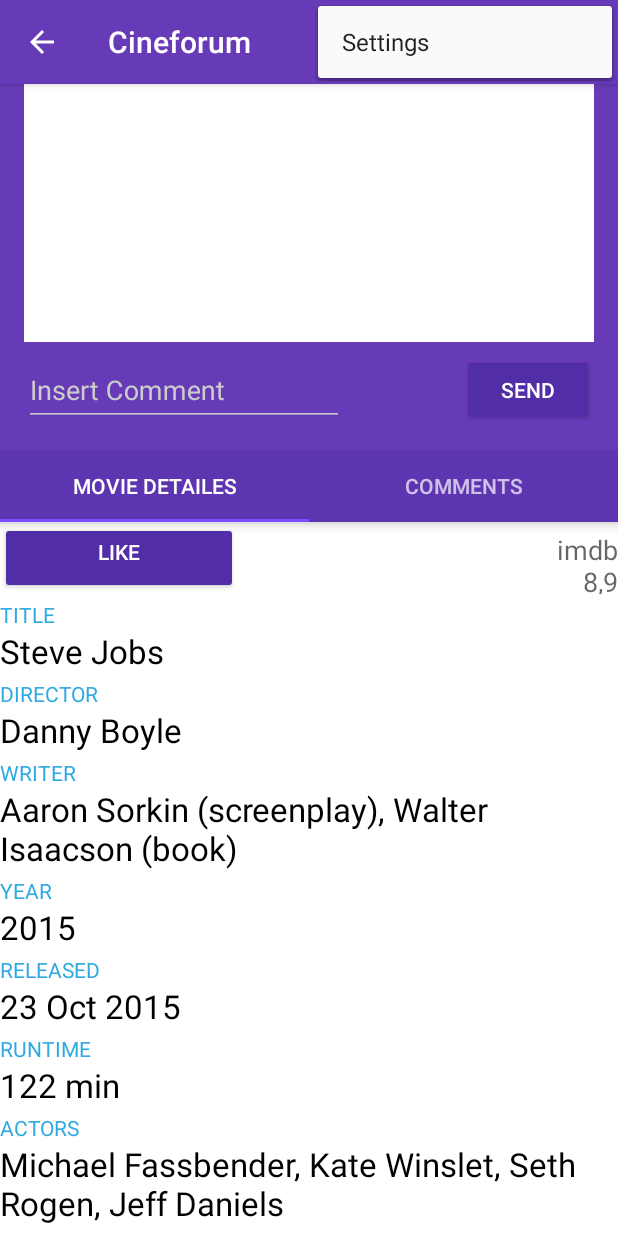
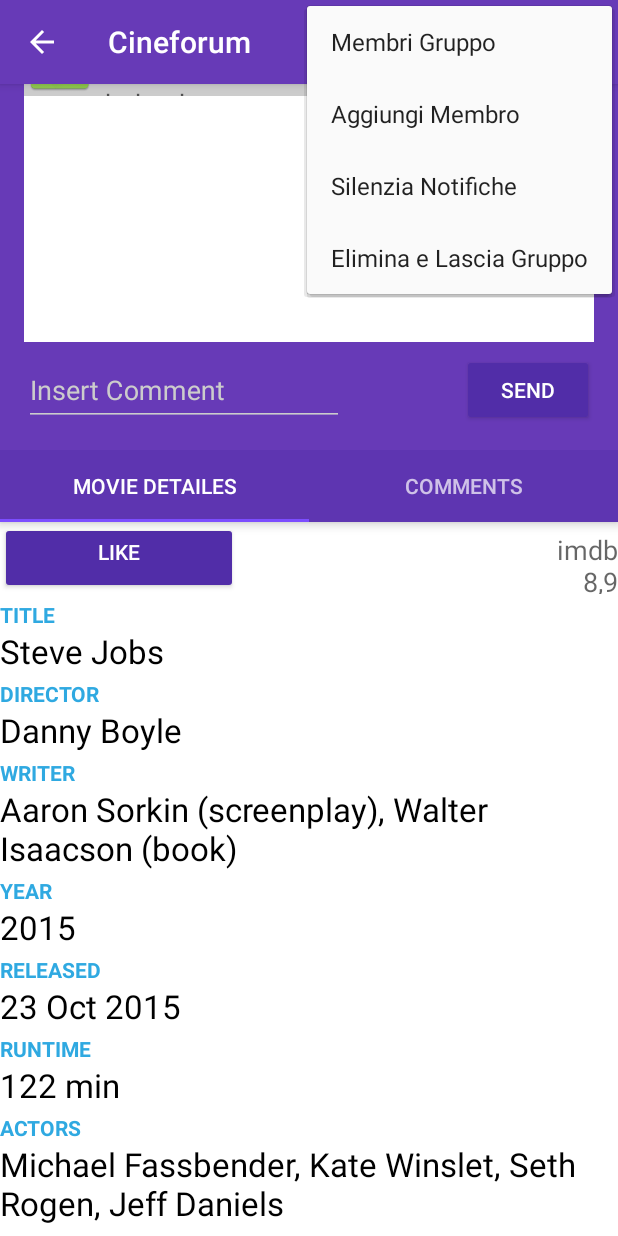
Before and after one commit to franzmoca/FilmToSee, an Android app: the fragment TwoFragment placed in its activity, with the options menu open, on a phone screen of 412 x 824 dp. Run offline under Robolectric (Android 15) with nearby library versions, the phone set to English and light mode, and no system bars; libraries missing offline, so code that uses them is left out: it.moondroid.coverflow; plain views replace FeatureCoverFlow; 3 statements that could not run were skipped.

Commit message:
Aggiunto scelte su menu gruppo aggiunto il tasto rimuovi sulla preview Creato la sezione Movie Detailes Bloccato schermo

```diff
--- a/app/build.gradle
+++ b/app/build.gradle
@@ -15,6 +15,7 @@ android {
         release {
             minifyEnabled false
             proguardFiles getDefaultProguardFile('proguard-android.txt'), 'proguard-rules.pro'
+
         }
     }
 }
@@ -45,4 +46,6 @@ dependencies {
 
 
     compile 'com.google.android.gms:play-services-appindexing:8.1.0'
+
+
 }
--- a/app/src/main/java/com/danandfranz/filmtosee/InsideGroupActivity.java
+++ b/app/src/main/java/com/danandfranz/filmtosee/InsideGroupActivity.java
@@ -1,6 +1,12 @@
 package com.danandfranz.filmtosee;
 
 
+import android.app.AlertDialog;
+import android.app.Dialog;
+import android.content.ClipData;
+import android.support.v4.app.DialogFragment;
+import android.content.DialogInterface;
+import android.content.pm.ActivityInfo;
 import android.support.v4.app.Fragment;
 import android.support.v4.app.FragmentManager;
 import android.os.Bundle;
@@ -46,8 +52,9 @@ public class InsideGroupActivity  extends AppCompatActivity {
     protected void onCreate(Bundle savedInstanceState) {
         super.onCreate(savedInstanceState);
         setContentView(R.layout.activity_inside_group);
+        setRequestedOrientation(ActivityInfo.SCREEN_ORIENTATION_PORTRAIT);
+        //TOOLBAR
 
-        //TOOLBAR
         Toolbar toolbar = (Toolbar) findViewById(R.id.toolbarGroup);
         setSupportActionBar(toolbar);
         // Get a support ActionBar corresponding to this toolbar
@@ -81,7 +88,9 @@ public class InsideGroupActivity  extends AppCompatActivity {
         tabLayout = (TabLayout) findViewById(R.id.tabs);
         tabLayout.setupWithViewPager(viewPager);
         //end swipe
+
     }
+
 
     private FeatureCoverFlow.OnScrollPositionListener onScrollListener() {
         return new FeatureCoverFlow.OnScrollPositionListener() {
@@ -175,6 +184,7 @@ public class InsideGroupActivity  extends AppCompatActivity {
             return mFragmentTitleList.get(position);
         }
     }
+    //END SWIPE
 
-    //END SWIPE
+
 }
--- a/app/src/main/java/com/danandfranz/filmtosee/TwoFragment.java
+++ b/app/src/main/java/com/danandfranz/filmtosee/TwoFragment.java
@@ -4,6 +4,7 @@ package com.danandfranz.filmtosee;
  * Created by Agilulfo on 19/02/2016.
  */
 
+import android.content.res.Resources;
 import android.os.Bundle;
 import android.support.v4.app.Fragment;
 import android.view.LayoutInflater;
@@ -21,7 +22,9 @@ public class TwoFragment extends Fragment{
 
     @Override
     public void onCreate(Bundle savedInstanceState) {
+
         super.onCreate(savedInstanceState);
+
     }
 
     @Override
--- a/app/src/main/res/layout/activity_inside_group.xml
+++ b/app/src/main/res/layout/activity_inside_group.xml
@@ -5,6 +5,7 @@
     android:layout_width="match_parent"
     android:layout_height="match_parent"
     android:fitsSystemWindows="true"
+
     tools:context="com.danandfranz.filmtosee.InsideGroupActivity">
 
     <android.support.design.widget.AppBarLayout
--- a/app/src/main/res/layout/fragment_one.xml
+++ b/app/src/main/res/layout/fragment_one.xml
@@ -54,7 +54,8 @@
                 android:textAppearance="?android:attr/textAppearanceSmall"
                 android:text="TITLE"
                 android:id="@+id/textTitle"
-                android:textColor="#2fa9e1" />
+                android:textColor="#2fa9e1"
+                android:textStyle="bold" />
 
             <TextView
                 android:layout_width="wrap_content"
@@ -80,7 +81,8 @@
                 android:textAppearance="?android:attr/textAppearanceSmall"
                 android:text="DIRECTOR"
                 android:id="@+id/textDirector"
-                android:textColor="#2fa9e1" />
+                android:textColor="#2fa9e1"
+                android:textStyle="bold" />
 
             <TextView
                 android:layout_width="wrap_content"
@@ -106,7 +108,8 @@
                 android:textAppearance="?android:attr/textAppearanceSmall"
                 android:text="WRITER"
                 android:id="@+id/textWriter"
-                android:textColor="#2fa9e1" />
+                android:textColor="#2fa9e1"
+                android:textStyle="bold" />
 
             <TextView
                 android:layout_width="wrap_content"
@@ -132,7 +135,8 @@
                 android:textAppearance="?android:attr/textAppearanceSmall"
                 android:text="YEAR"
                 android:id="@+id/textYear"
-                android:textColor="#2fa9e1" />
+                android:textColor="#2fa9e1"
+                android:textStyle="bold" />
 
             <TextView
                 android:layout_width="wrap_content"
@@ -158,7 +162,8 @@
                 android:textAppearance="?android:attr/textAppearanceSmall"
                 android:text="RELEASED"
                 android:id="@+id/textReleased"
-                android:textColor="#2fa9e1" />
+                android:textColor="#2fa9e1"
+                android:textStyle="bold" />
 
             <TextView
                 android:layout_width="wrap_content"
@@ -184,7 +189,8 @@
                 android:textAppearance="?android:attr/textAppearanceSmall"
                 android:text="RUNTIME"
                 android:id="@+id/textRuntime"
-                android:textColor="#2fa9e1" />
+                android:textColor="#2fa9e1"
+                android:textStyle="bold" />
 
             <TextView
                 android:layout_width="wrap_content"
@@ -210,7 +216,8 @@
                 android:textAppearance="?android:attr/textAppearanceSmall"
                 android:text="ACTORS"
                 android:id="@+id/textActors"
-                android:textColor="#2fa9e1" />
+                android:textColor="#2fa9e1"
+                android:textStyle="bold" />
 
 
             <TextView
@@ -237,7 +244,8 @@
                 android:textAppearance="?android:attr/textAppearanceSmall"
                 android:text="PLOT"
                 android:id="@+id/textPlot"
-                android:textColor="#2fa9e1" />
+                android:textColor="#2fa9e1"
+                android:textStyle="bold" />
 
             <TextView
                 android:layout_width="wrap_content"
--- a/app/src/main/res/layout/fragment_two.xml
+++ b/app/src/main/res/layout/fragment_two.xml
@@ -18,6 +18,67 @@
             android:id="@+id/scrollView" >
 
 
+            <LinearLayout
+                android:orientation="horizontal"
+                android:layout_width="wrap_content"
+                android:layout_height="match_parent"
+                android:weightSum="2"
+                android:background="@color/iron"
+                android:isScrollContainer="false">
+
+                <ImageView
+                    android:layout_width="wrap_content"
+                    android:layout_height="wrap_content"
+                    android:id="@+id/chatAvatar"
+                    android:layout_weight="0.3"
+                    android:src="@mipmap/ic_launcher" />
+
+                <LinearLayout
+                    android:orientation="horizontal"
+                    android:layout_width="wrap_content"
+                    android:layout_height="match_parent"
+                    android:weightSum="2">
+
+                    <LinearLayout
+                        android:orientation="vertical"
+                        android:layout_width="wrap_content"
+                        android:layout_height="wrap_content"
+                        android:layout_gravity="left"
+
+                       >
+
+
+                        <TextView
+                            android:layout_width="wrap_content"
+                            android:layout_height="wrap_content"
+                            android:textAppearance="?android:attr/textAppearanceSmall"
+                            android:text="User"
+                            android:id="@+id/chatUsername" />
+
+                        <TextView
+                            android:layout_width="wrap_content"
+                            android:layout_height="wrap_content"
+                            android:textAppearance="?android:attr/textAppearanceMedium"
+                            android:text="That&apos;s cool man fsfsfsdfsfsdfdssd \ndadasd"
+                            android:id="@+id/textView3" />
+                    </LinearLayout>
+
+                    <LinearLayout
+                        android:orientation="vertical"
+                        android:layout_width="wrap_content"
+                        android:layout_height="match_parent">
+                        <TextView
+                            android:layout_width="wrap_content"
+                            android:layout_height="wrap_content"
+                            android:textAppearance="?android:attr/textAppearanceMedium"
+                            android:text="ore 15:23"
+                            android:id="@+id/chatOre"
+                            android:layout_weight="2"
+                            android:gravity="bottom"
+                            android:textSize="10dp" />
+                    </LinearLayout>
+                </LinearLayout>
+            </LinearLayout>
         </ScrollView>
         <RelativeLayout
             android:orientation="vertical"
--- a/app/src/main/res/menu/inside_group.xml
+++ b/app/src/main/res/menu/inside_group.xml
@@ -1,6 +1,7 @@
 <?xml version="1.0" encoding="utf-8"?>
 <menu xmlns:android="http://schemas.android.com/apk/res/android"
-    xmlns:app="http://schemas.android.com/apk/res-auto">
+    xmlns:app="http://schemas.android.com/apk/res-auto"
+    android:id="@+id/actionBarGroup">
 
     <item
         android:id="@+id/addUserGroup"
@@ -14,7 +15,16 @@
         app:showAsAction="ifRoom"/>
 
     <!-- Settings, should always be in the overflow -->
-    <item android:id="@+id/action_settings"
-        android:title="@string/action_settings"
+    <item android:id="@+id/membri_gruppo"
+        android:title="Membri Gruppo"
+        app:showAsAction="never"/>
+    <item android:id="@+id/aggiungi_membro"
+        android:title="Aggiungi Membro"
+        app:showAsAction="never"/>
+    <item android:id="@+id/silenzia_notifiche"
+        android:title="Silenzia Notifiche"
+        app:showAsAction="never"/>
+    <item android:id="@+id/lascia_gruppo"
+        android:title="Elimina e Lascia Gruppo"
         app:showAsAction="never"/>
 </menu>
--- a/app/src/main/res/values/colors.xml
+++ b/app/src/main/res/values/colors.xml
@@ -14,4 +14,7 @@
     <color name="base">#AAAAAA</color>
     <color name="iron">#CCCCCC</color>
     <color name="white">#FFFFFF</color>
+    <color name="red_light">#e17c7c</color>
+    <color name="red_dark">#944343</color>
+
 </resources>
--- a/app/src/main/res/values/strings.xml
+++ b/app/src/main/res/values/strings.xml
@@ -25,9 +25,12 @@
         a new design language that refreshed the entire Android experience
     </string>
     <string name="title_activity_inside_group">InsideGroupActivity</string>
+    <string name="API" >http://normandy.dmi.unipg.it/blockchainvis/Film/orient.php</string>
 
 
     <!-- Strings related to inside Group -->
     <string name="btnDetailes">Movie Detailes</string>
     <string name="btnComments">Comments</string>
+    <string name="REMOVE" />
+    <string name="CANCEL" />
 </resources>
```
Also changed, not shown: app/src/main/res/drawable/ic_delete_24dp.xml (added, +9 -0 lines), app/src/main/res/drawable/remove_pressed.xml (added, +14 -0 lines), app/src/main/res/layout/dialog_game_info.xml (+19 -1 lines).
